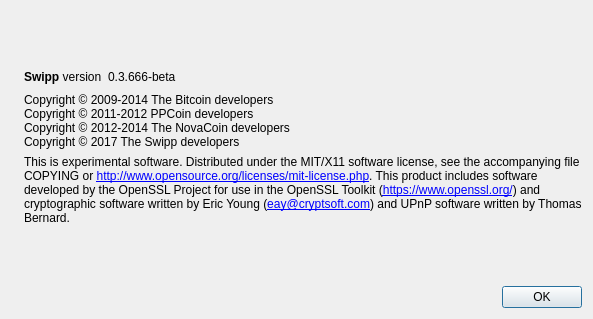
Above: src/qt/forms/aboutdialog.ui from suptechie/Swipp-cryptocurrency before the change. Below: the same form after it.
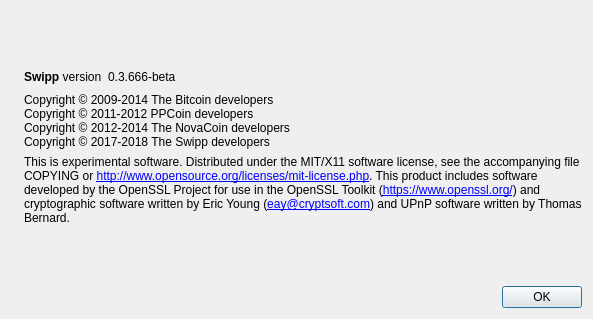
That is the form after the change. Icons and pictures are not drawn.

Commit message:
Update copyright information in language translation files
This just updates adds 2018 to the copyright strings.

The edit to the form file:
```diff
--- a/src/qt/forms/aboutdialog.ui
+++ b/src/qt/forms/aboutdialog.ui
@@ -94,7 +94,7 @@
         <string>Copyright © 2009-2014 The Bitcoin developers
 Copyright © 2011-2012 PPCoin developers
 Copyright © 2012-2014 The NovaCoin developers
-Copyright © 2017 The Swipp developers</string>
+Copyright © 2017-2018 The Swipp developers</string>
        </property>
        <property name="textInteractionFlags">
         <set>Qt::LinksAccessibleByMouse|Qt::TextSelectableByKeyboard|Qt::TextSelectableByMouse</set>
```
The commit also changes 69 other files.
